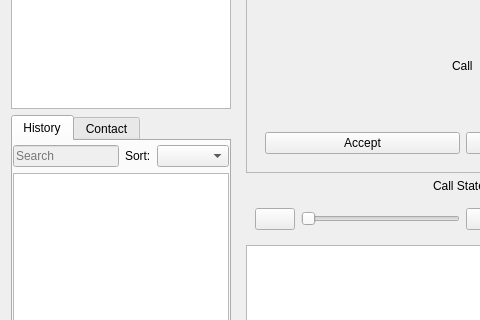
savoirfairelinux/jami-client-windows, file callwidget.ui: the form before one commit; both pictures show x 0 to 480 and y 206 to 526 of the 700 by 711 pixel window.
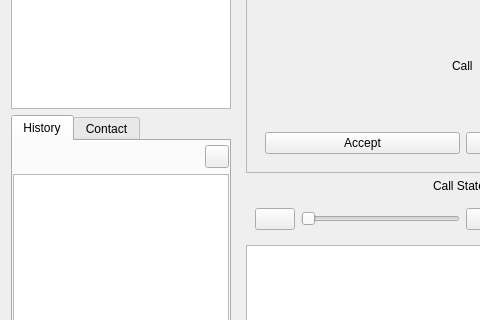
The form after the commit. Icons and pictures are not drawn. Custom widgets are drawn as their Qt base class.

Commit message:
history: removed sort combobox
Removed sort combobox, replaced it by a toolbutton
sorting by date in ascending or descending order that seems
the only helpful one at the moment.

Refs #74271

```diff
--- a/callwidget.ui
+++ b/callwidget.ui
@@ -104,33 +104,27 @@
            </property>
            <item>
             <layout class="QHBoxLayout" name="horizontalLayout_4">
-             <property name="topMargin">
-              <number>0</number>
-             </property>
              <item>
-              <widget class="QLineEdit" name="lineEdit">
-               <property name="enabled">
-                <bool>false</bool>
+              <spacer name="horizontalSpacer">
+               <property name="orientation">
+                <enum>Qt::Horizontal</enum>
                </property>
-               <property name="placeholderText">
-                <string>Search</string>
+               <property name="sizeHint" stdset="0">
+                <size>
+                 <width>40</width>
+                 <height>20</height>
+                </size>
                </property>
-               <property name="clearButtonEnabled">
-                <bool>true</bool>
-               </property>
-              </widget>
+              </spacer>
              </item>
              <item>
-              <widget class="QLabel" name="label">
+              <widget class="QToolButton" name="sortToolButton">
                <property name="text">
-                <string>Sort:</string>
+                <string/>
                </property>
-              </widget>
-             </item>
-             <item>
-              <widget class="QComboBox" name="sortComboBox">
-               <property name="layoutDirection">
-                <enum>Qt::LeftToRight</enum>
+               <property name="icon">
+                <iconset resource="ressources.qrc">
+                 <normaloff>:/images/sort-ascending.png</normaloff>:/images/sort-ascending.png</iconset>
                </property>
               </widget>
              </item>
```
The commit also changes 5 other files.
